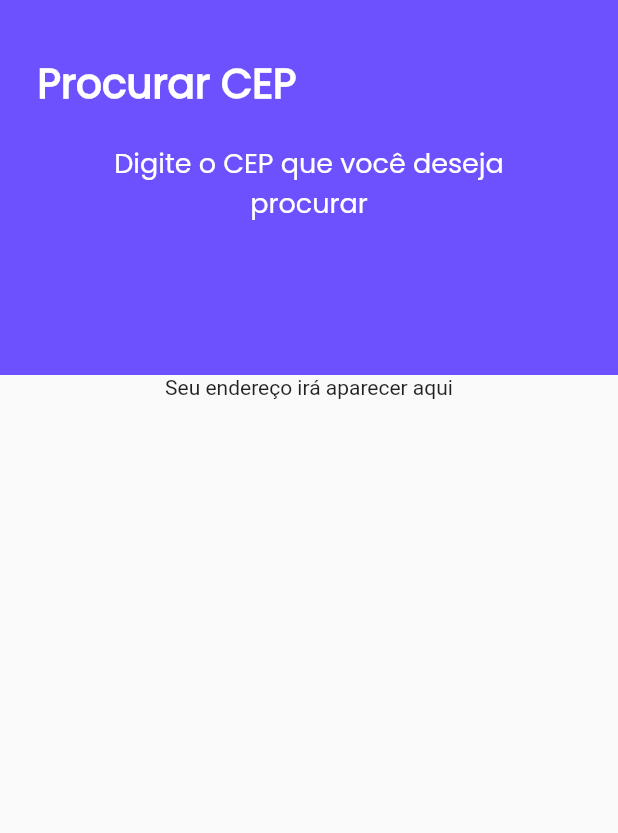
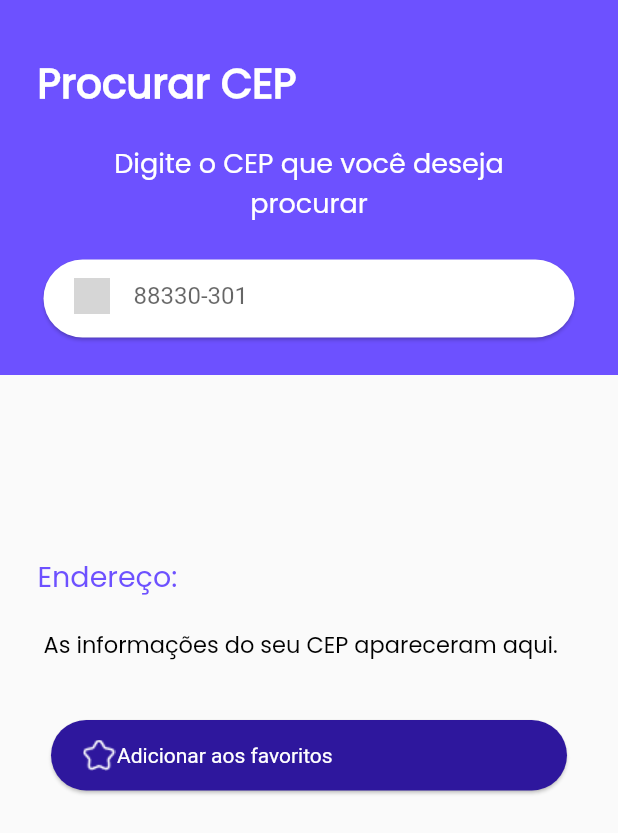
Before and after one commit to PauloRob8/CEP_FINDER, a Flutter app: the SearchPage widget shown alone on an empty page, opened directly, on a phone screen of 412 x 824 dp. Shown: the top 833 px of the screen. Run offline on Flutter 3.47's test engine with Material 2 defaults, Android fonts, the phone set to English and light mode, and no system bars; drawn by our look-alikes of keyboard_actions; our stand-ins replace equatable, flutter_bloc; grey boxes are pictures that could not be loaded.

Commit message:
Create search page

```diff
--- a/lib/pages/search/search_page.dart
+++ b/lib/pages/search/search_page.dart
@@ -1,39 +1,76 @@
+import 'package:cep_finder/bloc/search/search_cubit.dart';
+import 'package:cep_finder/bloc/search/search_state.dart';
+import 'package:cep_finder/utills/cep_formatter.dart';
 import 'package:flutter/material.dart';
+import 'package:flutter_bloc/flutter_bloc.dart';
+import 'package:keyboard_actions/keyboard_actions.dart';
 
 class SearchPage extends StatefulWidget {
-  const SearchPage() : super();
+  const SearchPage({Key? key}) : super(key: key);
 
   @override
   State<SearchPage> createState() => _SearchState();
 }
 
 class _SearchState extends State<SearchPage> {
+  SearchCubit get cubit => context.read<SearchCubit>();
+
+  late TextEditingController _cepTextController;
+  late FocusNode _cepFocusNode;
+
   @override
   void initState() {
     super.initState();
 
-    //
+    _cepTextController = TextEditingController();
+    _cepFocusNode = FocusNode();
   }
 
   @override
-  void didChangeDependencies() {
-    super.didChangeDependencies();
+  Widget build(BuildContext context) => KeyboardActions(
+        disableScroll: true,
+        autoScroll: false,
+        config: _keyboardConfig(),
+        child: SingleChildScrollView(
+          child: Column(
+            crossAxisAlignment: CrossAxisAlignment.start,
+            children: [
+              _makeHeader(),
+              const SizedBox(
+                height: 120.0,
+              ),
+              _makeAddressInfoColumn(),
+              const SizedBox(
+                height: 35.0,
+              ),
+              _makeAddToFavoritesButton(),
+            ],
+          ),
+        ),
+      );
 
-    //
-  }
+  KeyboardActionsConfig _keyboardConfig() => KeyboardActionsConfig(
+        nextFocus: false,
+        actions: [
+          KeyboardActionsItem(
+            displayArrows: false,
+            focusNode: _cepFocusNode,
+            onTapAction: () => cubit.searchCep(
+              cep: _cepTextController.text,
+            ),
+          )
+        ],
+      );
 
-  @override
-  Widget build(BuildContext context) => Column(
-        children: [
-          LayoutBuilder(
+  LayoutBuilder _makeHeader() => LayoutBuilder(
         builder: (context, constraints) => Container(
           color: const Color(0xFF6D51FF),
           width: constraints.maxWidth,
           height: 250.0,
           child: Column(
             crossAxisAlignment: CrossAxisAlignment.start,
-                children: const [
-                  Padding(
+            children: [
+              const Padding(
                 padding: EdgeInsets.only(
                   top: 35.0,
                   left: 25.0,
@@ -50,8 +87,8 @@ class _SearchState extends State<SearchPage> {
                   textAlign: TextAlign.start,
                 ),
               ),
-                  Padding(
-                    padding: EdgeInsets.only(left: 40.0, right: 40.0),
+              const Padding(
+                padding: EdgeInsets.only(left: 40.0, right: 40.0, bottom: 20.0),
                 child: Text(
                   'Digite o CEP que você deseja procurar',
                   style: TextStyle(
@@ -62,19 +99,163 @@ class _SearchState extends State<SearchPage> {
                   textAlign: TextAlign.center,
                 ),
               ),
+              _makeCEPTexfield(),
+            ],
+          ),
+        ),
+      );
+
+  Padding _makeCEPTexfield() => Padding(
+        padding: const EdgeInsets.symmetric(horizontal: 25.0),
+        child: SizedBox(
+          height: 60.0,
+          child: Card(
+            color: const Color(0xffFFFFFF),
+            shape: const RoundedRectangleBorder(
+              borderRadius: BorderRadius.all(
+                Radius.circular(
+                  40.0,
+                ),
+              ),
+            ),
+            child: Padding(
+              padding: const EdgeInsets.only(
+                left: 20.0,
+              ),
+              child: TextField(
+                controller: _cepTextController,
+                focusNode: _cepFocusNode,
+                maxLength: 9,
+                keyboardType: TextInputType.number,
+                onSubmitted: (text) => cubit.searchCep(cep: text),
+                inputFormatters: [CEPInputFormatter()],
+                decoration: const InputDecoration(
+                  counterText: '',
+                  border: InputBorder.none,
+                  icon: ImageIcon(
+                    AssetImage('assets/images/search_icon.png'),
+                    color: Color(0xFF808089),
+                  ),
+                  hintText: '88330-301',
+                ),
+              ),
+            ),
+          ),
+        ),
+      );
+
+  Widget _makeAddressInfoColumn() => Padding(
+        padding: const EdgeInsets.only(left: 15.0),
+        child: Column(
+          crossAxisAlignment: CrossAxisAlignment.start,
+          children: [
+            const Padding(
+              padding: EdgeInsets.only(left: 10.0),
+              child: Text(
+                'Endereço:',
+                textAlign: TextAlign.start,
+                style: TextStyle(
+                  color: Color(0xFF6D51FF),
+                  fontFamily: 'Poppins',
+                  fontSize: 19.0,
+                ),
+              ),
+            ),
+            _makeAddressData(),
+          ],
+        ),
+      );
+
+  Widget _makeAddressData() => BlocBuilder<SearchCubit, SearchState>(
+        builder: (context, state) {
+          if (state.isLoading) {
+            return const Center(
+              child: CircularProgressIndicator(
+                color: Color(0xFF6D51FF),
+              ),
+            );
+          } else if (state.errorOnRequest) {
+            return _makeAddressText(
+              'Ops, o CEP digitado não foi encontrado, verifique e tente novamente.',
+              true,
+            );
+          } else if (state.addressModel != null) {
+            return _makeAddressText(
+              '${state.addressModel!.street} - ${state.addressModel!.complement} '
+              '${state.addressModel!.neighborhood} - '
+              '${state.addressModel!.city} ${state.addressModel!.state} - '
+              'CEP ${state.addressModel!.cep}',
+              false,
+            );
+          }
+          return _makeAddressText(
+            'As informações do seu CEP apareceram aqui.',
+            false,
+          );
+        },
+      );
+
+  Padding _makeAddressText(String text, bool errorText) => Padding(
+        padding: const EdgeInsets.only(
+          top: 20.0,
+          left: 14.0,
+          right: 30.0,
+        ),
+        child: Text(
+          text,
+          textAlign: TextAlign.start,
+          style: TextStyle(
+            fontFamily: 'Poppins',
+            fontSize: 15.0,
+            color: errorText ? Colors.red : Colors.black,
+          ),
+        ),
+      );
+
+  Widget _makeAddToFavoritesButton() => GestureDetector(
+        onTap: () {},
+        child: Padding(
+          padding: const EdgeInsets.symmetric(horizontal: 30.0),
+          child: SizedBox(
+            height: 55.0,
+            child: Card(
+              color: const Color(0xff2E179D),
+              shape: const RoundedRectangleBorder(
+                borderRadius: BorderRadius.all(
+                  Radius.circular(
+                    40.0,
+                  ),
+                ),
+              ),
+              child: Row(
+                children: [
+                  Padding(
+                    padding: const EdgeInsets.only(left: 20.0),
+                    child: ImageIcon(
+                      AssetImage('assets/images/fav_icon.png'),
+                      color: Colors.white,
+                    ),
+                  ),
+                  Expanded(
+                    child: Text(
+                      'Adicionar aos favoritos',
+                      style: TextStyle(
+                        color: Colors.white,
+                        fontSize: 14.0,
+                      ),
+                    ),
+                  ),
                 ],
               ),
             ),
           ),
-          Text(
-            'Seu endereço irá aparecer aqui',
         ),
-        ],
       );
 
   @override
   void dispose() {
-    //
+    _cepTextController.dispose();
+    _cepFocusNode.dispose();
 
     super.dispose();
   }
```
Also changed, not shown: lib/utills/cep_formatter.dart (added, +92 -0 lines). Lines whose indentation alone changed are shown as unchanged.
